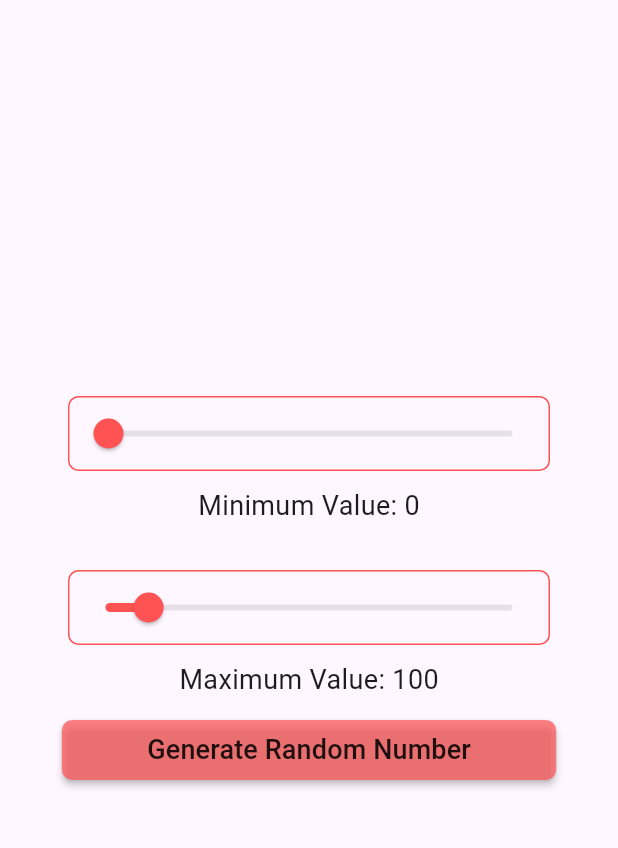
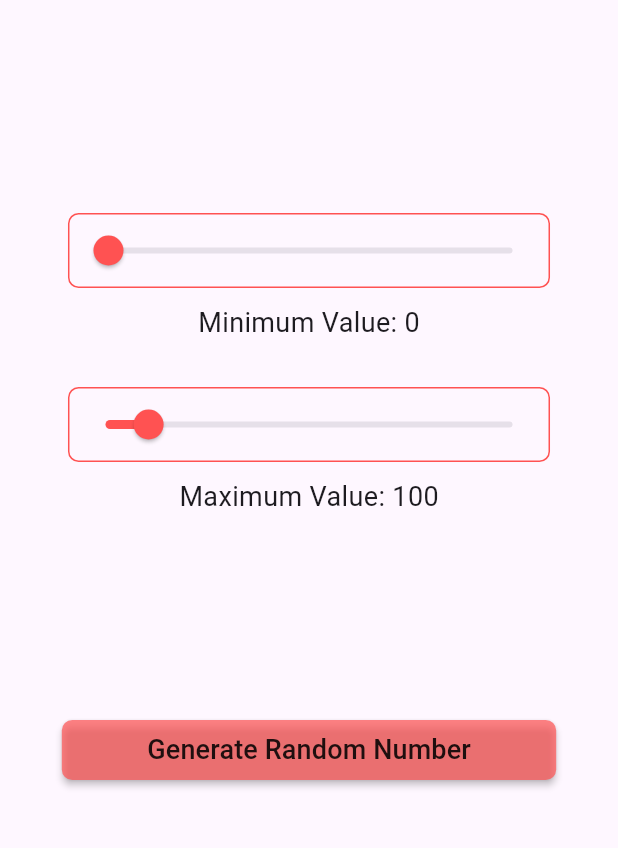
Before and after one commit to Ram3ez/CyberSec, a Flutter app: the PseudoRandomGeneratorPage screen opened directly, on a phone screen of 412 x 824 dp, the part 84-932 px from its top. Run offline on Flutter 3.47's test engine with Material 3 defaults, Android fonts, the phone set to English and light mode, and no system bars; our stand-ins replace google_fonts; missing offline and left inert: encrypt.

Commit message:
added Spacers

```diff
--- a/lib/pages/pseudo_random_generator_page.dart
+++ b/lib/pages/pseudo_random_generator_page.dart
@@ -54,6 +54,7 @@ If you need randomness for cryptography, use CSPRNG (Cryptographically Secure PR
           child: Column(
             mainAxisAlignment: MainAxisAlignment.center,
             children: [
+              Spacer(),
               CustomSlider(
                 sliderValue: widget.minValue,
                 label: "Minimum Value",
@@ -72,6 +73,7 @@ If you need randomness for cryptography, use CSPRNG (Cryptographically Secure PR
                   });
                 },
               ),
+              Spacer(),
               CustomButton(
                 label: "Generate Random Number",
                 onPress: () {
@@ -115,6 +117,7 @@ If you need randomness for cryptography, use CSPRNG (Cryptographically Secure PR
                     ),
                   )
                   : SizedBox.shrink(),
+              Spacer(flex: 2),
             ],
           ),
         ),
```
